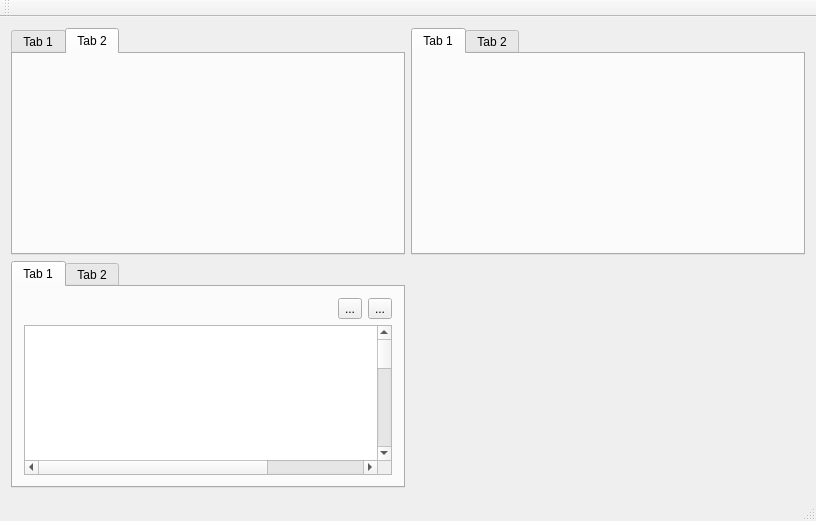
navrkald/regularConvertor, file RegularConvertor/mainwindow.ui: the form before one commit.
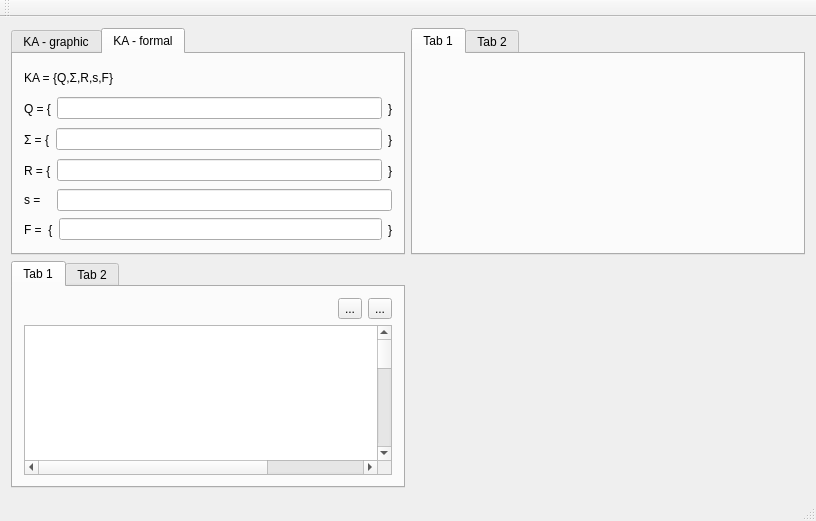
The form after the commit. The open tabs and pages were chosen to show the change.

The edit to the form file:
```diff
--- a/RegularConvertor/mainwindow.ui
+++ b/RegularConvertor/mainwindow.ui
@@ -17,9 +17,12 @@
    <layout class="QGridLayout" name="gridLayout">
     <item row="0" column="0">
      <widget class="QTabWidget" name="tabWidget">
-      <widget class="QWidget" name="tab">
+      <property name="currentIndex">
+       <number>1</number>
+      </property>
+      <widget class="QWidget" name="KA_diagram">
        <attribute name="title">
-        <string>Tab 1</string>
+        <string>KA - graphic</string>
        </attribute>
        <layout class="QVBoxLayout" name="verticalLayout">
         <item>
@@ -107,8 +110,115 @@
       </widget>
       <widget class="QWidget" name="tab_2">
        <attribute name="title">
-        <string>Tab 2</string>
+        <string>KA - formal</string>
        </attribute>
+       <layout class="QVBoxLayout" name="verticalLayout_4">
+        <item>
+         <widget class="QLabel" name="label">
+          <property name="text">
+           <string>KA = {Q,Σ,R,s,F}</string>
+          </property>
+         </widget>
+        </item>
+        <item>
+         <layout class="QHBoxLayout" name="horizontalLayout_3">
+          <item>
+           <widget class="QLabel" name="label_2">
+            <property name="text">
+             <string>Q = {</string>
+            </property>
+           </widget>
+          </item>
+          <item>
+           <widget class="QLineEdit" name="lineEdit"/>
+          </item>
+          <item>
+           <widget class="QLabel" name="label_3">
+            <property name="text">
+             <string>}</string>
+            </property>
+           </widget>
+          </item>
+         </layout>
+        </item>
+        <item>
+         <layout class="QHBoxLayout" name="horizontalLayout_4">
+          <item>
+           <widget class="QLabel" name="label_6">
+            <property name="text">
+             <string>Σ = {</string>
+            </property>
+           </widget>
+          </item>
+          <item>
+           <widget class="QLineEdit" name="lineEdit_3"/>
+          </item>
+          <item>
+           <widget class="QLabel" name="label_7">
+            <property name="text">
+             <string>}</string>
+            </property>
+           </widget>
+          </item>
+         </layout>
+        </item>
+        <item>
+         <layout class="QHBoxLayout" name="horizontalLayout_5">
+          <item>
+           <widget class="QLabel" name="label_4">
+            <property name="text">
+             <string>R = {</string>
+            </property>
+           </widget>
+          </item>
+          <item>
+           <widget class="QLineEdit" name="lineEdit_2"/>
+          </item>
+          <item>
+           <widget class="QLabel" name="label_8">
+            <property name="text">
+             <string>}</string>
+            </property>
+           </widget>
+          </item>
+         </layout>
+        </item>
+        <item>
+         <layout class="QHBoxLayout" name="horizontalLayout_7">
+          <item>
+           <widget class="QLabel" name="label_10">
+            <property name="text">
+             <string>s =   </string>
+            </property>
+           </widget>
+          </item>
+          <item>
+           <widget class="QLineEdit" name="lineEdit_5"/>
+          </item>
+         </layout>
+        </item>
+        <item>
+         <layout class="QHBoxLayout" name="horizontalLayout_6">
+          <item>
+           <widget class="QLabel" name="label_5">
+            <property name="text">
+             <string>F =  {</string>
+            </property>
+           </widget>
+          </item>
+          <item>
+           <widget class="QLineEdit" name="lineEdit_4"/>
+          </item>
+          <item>
+           <widget class="QLabel" name="label_9">
+            <property name="text">
+             <string>}</string>
+            </property>
+           </widget>
+          </item>
+         </layout>
+        </item>
+       </layout>
       </widget>
      </widget>
     </item>
```
Left out of the diff: 2 changed lines with no effect on the pictures.
